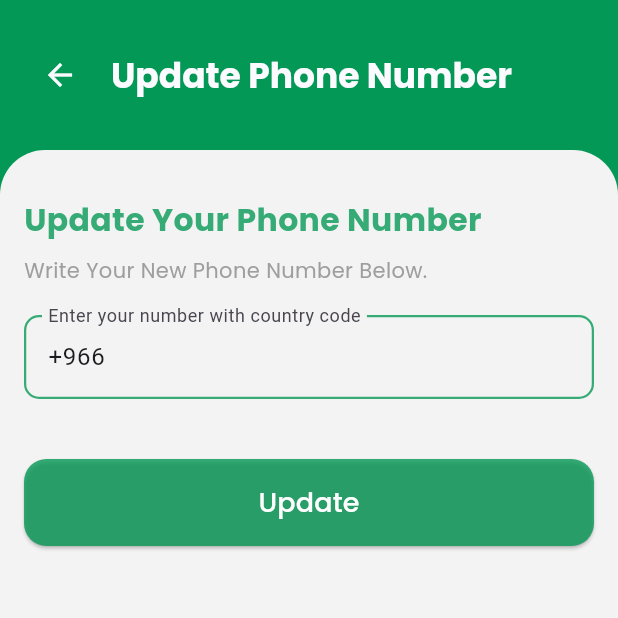
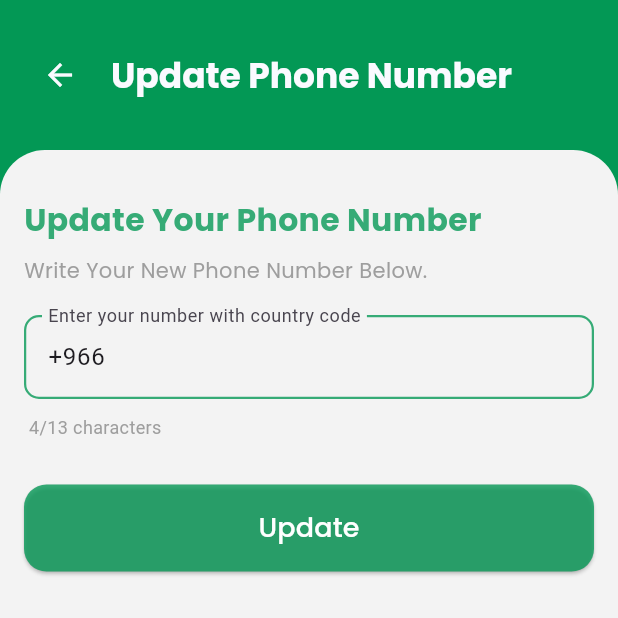
Before and after one commit to SulizLina/2024-25_GP_15, a Flutter app: the EditPhonePage screen opened directly with empty values, on a phone screen of 412 x 824 dp, the top half of it. Run offline on Flutter 3.47's test engine with Material 3 defaults, Android fonts, the phone set to English and light mode, and no system bars; our stand-ins replace animated_splash_screen, cloud_firestore, firebase_auth, firebase_core, firebase_messaging, flutter_countdown_timer and 6 more; missing offline and left inert: board_datetime_picker; accounts and stored records are empty.

Commit message:
update phone

```diff
--- a/SAIRProject/SAIRMobileProject/sairdriver/lib/screens/edit_phone_page.dart
+++ b/SAIRProject/SAIRMobileProject/sairdriver/lib/screens/edit_phone_page.dart
@@ -1,9 +1,10 @@
 import 'package:flutter/material.dart';
-import 'package:cloud_firestore/cloud_firestore.dart'; // For Firebase Firestore
-import 'package:firebase_auth/firebase_auth.dart'; // For Firebase Authentication
+import 'package:cloud_firestore/cloud_firestore.dart';
+import 'package:firebase_auth/firebase_auth.dart';
 import 'package:sairdriver/messages/error_messages.dart';
 import 'package:sairdriver/messages/phone_validator.dart';
 import 'package:google_fonts/google_fonts.dart';
+import 'package:flutter/services.dart';
 
 class EditPhonePage extends StatefulWidget {
   final String driverId;
@@ -254,9 +255,24 @@ class _EditPhonePageState extends State<EditPhonePage> {
                     ),
                   ),
                   keyboardType: TextInputType.phone,
+                  inputFormatters: [
+                    LengthLimitingTextInputFormatter(13),
+                  FilteringTextInputFormatter.allow(RegExp(r'^\+?\d*$')),
+                  ],
+                  onChanged: (text) {
+                    setState(() {});
+                  },
                   validator: validatePhoneNumber,
                 ),
                 SizedBox(height: 10),
+                Text(
+                  ' ${_phoneController.text.length}/13 characters',
+                  style: TextStyle(
+                    color: Colors.grey,
+                    fontSize: 12,
+                  ),
+                ),
+
                 if (errorMessage != null)
                   Padding(
                     padding: const EdgeInsets.only(bottom: 16.0),
```
